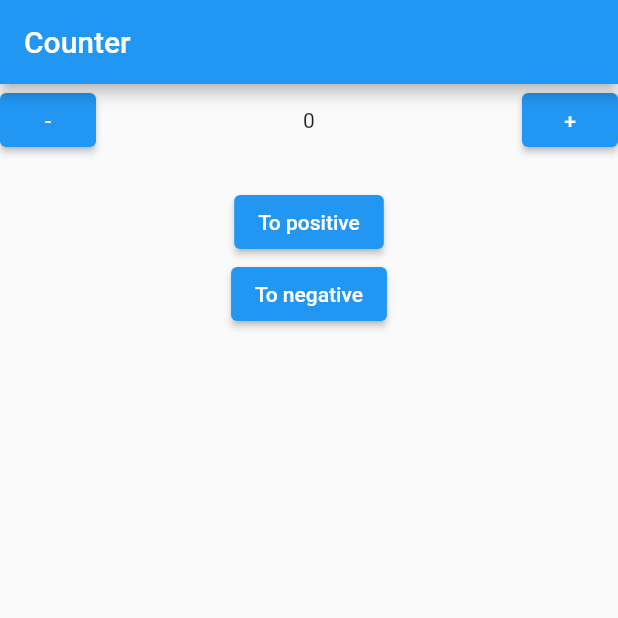
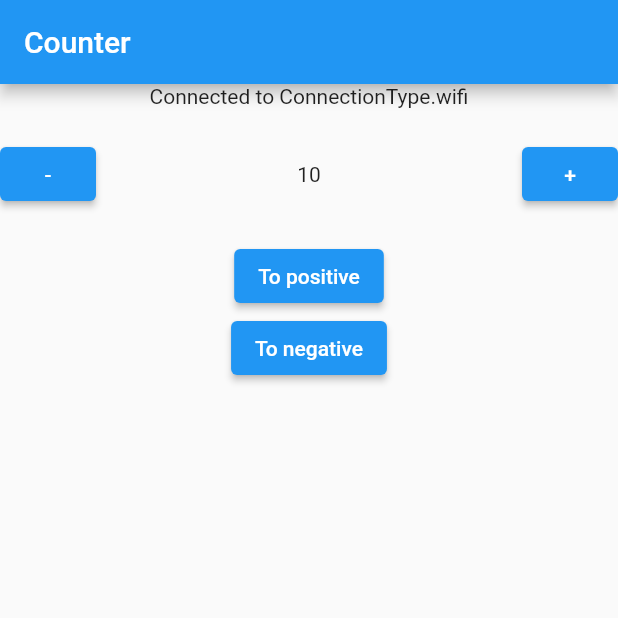
Before and after one commit to dnieln7/fly-bloc-course, a Flutter app: the screen it shows after launch, on a phone screen of 412 x 824 dp, the top half of it. Run offline on Flutter 3.47's test engine with Material 2 defaults, Android fonts, the phone set to English and light mode, and no system bars; our stand-ins replace connectivity_plus, equatable, flutter_bloc.

Commit message:
Added cubit communication with streams

```diff
--- a/lib/main.dart
+++ b/lib/main.dart
@@ -1,22 +1,30 @@
+import 'package:connectivity_plus/connectivity_plus.dart';
 import 'package:flutter/material.dart';
 import 'package:flutter_bloc/flutter_bloc.dart';
 import 'package:fly_bloc_course/state/cubit/counter/counter_cubit.dart';
+import 'package:fly_bloc_course/state/cubit/internet/internet_cubit.dart';
 import 'package:fly_bloc_course/ui/router/app_router.dart';
 import 'package:fly_bloc_course/ui/screen/counter_screen.dart';
 
 void main() {
-  runApp(FlyBloc());
+  runApp(FlyBloc(Connectivity()));
 }
 
 class FlyBloc extends StatelessWidget {
-  FlyBloc({Key? key}) : super(key: key);
+  final Connectivity connectivity;
+  final AppRouter _router = AppRouter();
 
-  final AppRouter _router = AppRouter();
+  FlyBloc(this.connectivity, {Key? key}) : super(key: key);
 
   @override
   Widget build(BuildContext context) {
-    return BlocProvider<CounterCubit>(
-      create: (context) => CounterCubit(),
+    return MultiBlocProvider(
+      providers: [
+        BlocProvider(create: (ctx) => InternetCubit(connectivity)),
+        BlocProvider(
+          create: (ctx) => CounterCubit(BlocProvider.of<InternetCubit>(ctx)),
+        ),
+      ],
       child: MaterialApp(
         title: 'Fly Bloc Course',
         theme: ThemeData(
--- /dev/null
+++ b/lib/state/constants/enums.dart
@@ -0,0 +1 @@
+enum ConnectionType { wifi, mobile }
--- a/lib/state/cubit/counter/counter_cubit.dart
+++ b/lib/state/cubit/counter/counter_cubit.dart
@@ -1,10 +1,27 @@
+import 'dart:async';
+
 import 'package:equatable/equatable.dart';
 import 'package:flutter_bloc/flutter_bloc.dart';
+
+import '../internet/internet_cubit.dart';
 
 part 'counter_state.dart';
 
 class CounterCubit extends Cubit<CounterState> {
-  CounterCubit() : super(CounterState(0, false));
+  final InternetCubit internetCubit;
+
+  StreamSubscription? _subscription;
+
+  CounterCubit(this.internetCubit) : super(const CounterState(0, false)) {
+    _subscription = internetCubit.stream.listen((internet) {
+      if (internet is InternetConnected) {
+        emit(CounterState(state.value + 10, true));
+      }
+      if (internet is InternetDisconnected) {
+        emit(CounterState(state.value - 10, false));
+      }
+    });
+  }
 
   void increment() {
     emit(CounterState(state.value + 1, true));
@@ -13,4 +30,11 @@ class CounterCubit extends Cubit<CounterState> {
   void decrement() {
     emit(CounterState(state.value - 1, false));
   }
+
+  @override
+  Future<void> close() {
+    _subscription?.cancel();
+
+    return super.close();
+  }
 }
--- a/lib/state/cubit/counter/counter_state.dart
+++ b/lib/state/cubit/counter/counter_state.dart
@@ -1,10 +1,10 @@
 part of 'counter_cubit.dart';
 
 class CounterState extends Equatable {
-  int value;
-  bool wasIncremented;
+  final int value;
+  final bool wasIncremented;
 
-  CounterState(this.value, this.wasIncremented);
+  const CounterState(this.value, this.wasIncremented);
 
   @override
   List<Object?> get props => [value, wasIncremented];
--- /dev/null
+++ b/lib/state/cubit/internet/internet_cubit.dart
@@ -0,0 +1,43 @@
+import 'dart:async';
+
+import 'package:connectivity_plus/connectivity_plus.dart';
+import 'package:flutter/foundation.dart';
+import 'package:flutter_bloc/flutter_bloc.dart';
+import 'package:fly_bloc_course/state/constants/enums.dart';
+
+part 'internet_state.dart';
+
+class InternetCubit extends Cubit<InternetState> {
+  final Connectivity connectivity;
+
+  StreamSubscription? _subscription;
+
+  InternetCubit(this.connectivity) : super(InternetLoading()) {
+    _subscription = connectivity.onConnectivityChanged.listen((result) {
+      if (result == ConnectivityResult.wifi) {
+        onInternetConnected(ConnectionType.wifi);
+      }
+      if (result == ConnectivityResult.mobile) {
+        onInternetConnected(ConnectionType.mobile);
+      }
+      if (result == ConnectivityResult.none) {
+        onInternetDisconnected();
+      }
+    });
+  }
+
+  void onInternetConnected(ConnectionType type) {
+    emit(InternetConnected(type));
+  }
+
+  void onInternetDisconnected() {
+    emit(InternetDisconnected());
+  }
+
+  @override
+  Future<void> close() {
+    _subscription?.cancel();
+
+    return super.close();
+  }
+}
--- /dev/null
+++ b/lib/state/cubit/internet/internet_state.dart
@@ -0,0 +1,14 @@
+part of 'internet_cubit.dart';
+
+@immutable
+abstract class InternetState {}
+
+class InternetLoading extends InternetState {}
+
+class InternetConnected extends InternetState {
+  final ConnectionType type;
+
+  InternetConnected(this.type);
+}
+
+class InternetDisconnected extends InternetState {}
--- a/lib/ui/screen/counter_screen.dart
+++ b/lib/ui/screen/counter_screen.dart
@@ -1,6 +1,7 @@
 import 'package:flutter/material.dart';
 import 'package:flutter_bloc/flutter_bloc.dart';
 import 'package:fly_bloc_course/state/cubit/counter/counter_cubit.dart';
+import 'package:fly_bloc_course/state/cubit/internet/internet_cubit.dart';
 import 'package:fly_bloc_course/ui/screen/counter_negative_screen.dart';
 import 'package:fly_bloc_course/ui/screen/counter_positive_screen.dart';
 import 'package:fly_bloc_course/ui/utils/navigation.dart';
@@ -17,15 +18,25 @@ class CounterScreen extends StatelessWidget {
       body: BlocListener<CounterCubit, CounterState>(
         listener: (context, state) {
           if (state.wasIncremented) {
-            ScaffoldMessenger.of(context)
-                .showSnackBar(const SnackBar(content: Text('Incremented!')));
+            print('Incremented');
           } else {
-            ScaffoldMessenger.of(context)
-                .showSnackBar(const SnackBar(content: Text('Decremented!')));
+            print('Decremented');
           }
         },
         child: Column(
           children: [
+            BlocBuilder<InternetCubit, InternetState>(
+              builder: (context, state) {
+                if (state is InternetConnected) {
+                  return Text('Connected to ${state.type}');
+                } else if (state is InternetDisconnected) {
+                  return const Text('No internet connection');
+                } else {
+                  return const LinearProgressIndicator();
+                }
+              },
+            ),
+            const SizedBox(height: 20),
             Row(
               children: [
                 ElevatedButton(
--- a/pubspec.yaml
+++ b/pubspec.yaml
@@ -33,6 +33,7 @@ dependencies:
   flutter_bloc: ^8.1.1
   equatable: ^2.0.5
   bloc_test: ^9.1.0
+  connectivity_plus: ^2.3.7
 
 dev_dependencies:
   flutter_test:
```
Also changed, not shown: pubspec.lock.
